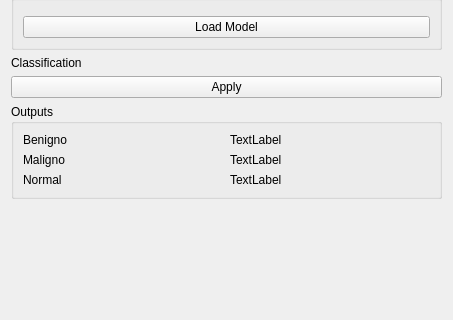
This is UltrasoundAI/BreastLesionClassification/Resources/UI/BreastLesionClassification.ui in EBATINCA/UltrasoundAI as Qt 5 draws it before an edit; both pictures show x 0 to 453 and y 91 to 411 of the 453 by 581 pixel window. The edited form follows.
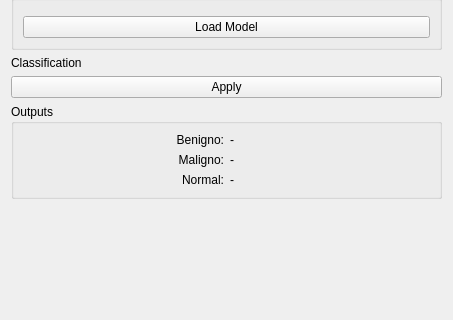
This is the edited form. Custom widgets are drawn as their Qt base class.

Commit message:
ENH: Modify function to work with phantom
Added a function to make the image have 3 channels so it works with the phantom images.

Re #2

```diff
--- a/UltrasoundAI/BreastLesionClassification/Resources/UI/BreastLesionClassification.ui
+++ b/UltrasoundAI/BreastLesionClassification/Resources/UI/BreastLesionClassification.ui
@@ -97,42 +97,51 @@
       <item row="2" column="0">
        <widget class="QLabel" name="label_8">
         <property name="text">
-         <string>Normal</string>
+         <string>Normal:</string>
+        </property>
+        <property name="alignment">
+         <set>Qt::AlignRight|Qt::AlignTrailing|Qt::AlignVCenter</set>
         </property>
        </widget>
       </item>
       <item row="0" column="0">
        <widget class="QLabel" name="label_6">
         <property name="text">
-         <string>Benigno</string>
+         <string>Benigno:</string>
+        </property>
+        <property name="alignment">
+         <set>Qt::AlignRight|Qt::AlignTrailing|Qt::AlignVCenter</set>
         </property>
        </widget>
       </item>
       <item row="1" column="0">
        <widget class="QLabel" name="label_7">
         <property name="text">
-         <string>Maligno</string>
+         <string>Maligno:</string>
+        </property>
+        <property name="alignment">
+         <set>Qt::AlignRight|Qt::AlignTrailing|Qt::AlignVCenter</set>
         </property>
        </widget>
       </item>
       <item row="0" column="1">
        <widget class="QLabel" name="ValorBenigno">
         <property name="text">
-         <string>TextLabel</string>
+         <string>-</string>
         </property>
        </widget>
       </item>
       <item row="1" column="1">
        <widget class="QLabel" name="ValorMaligno">
         <property name="text">
-         <string>TextLabel</string>
+         <string>-</string>
         </property>
        </widget>
       </item>
       <item row="2" column="1">
        <widget class="QLabel" name="ValorNormal">
         <property name="text">
-         <string>TextLabel</string>
+         <string>-</string>
         </property>
        </widget>
       </item>
```
Left out of the diff: 9 changed lines with no effect on the pictures. The commit also changes 1 other file.
